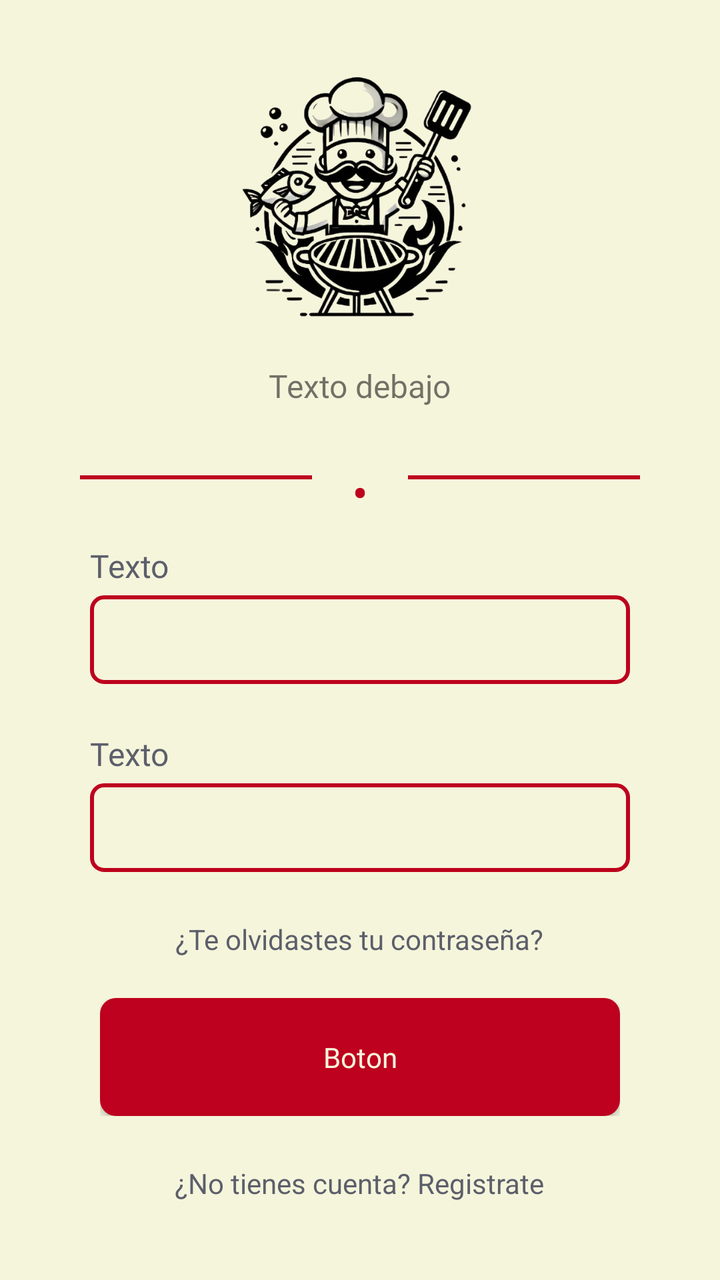
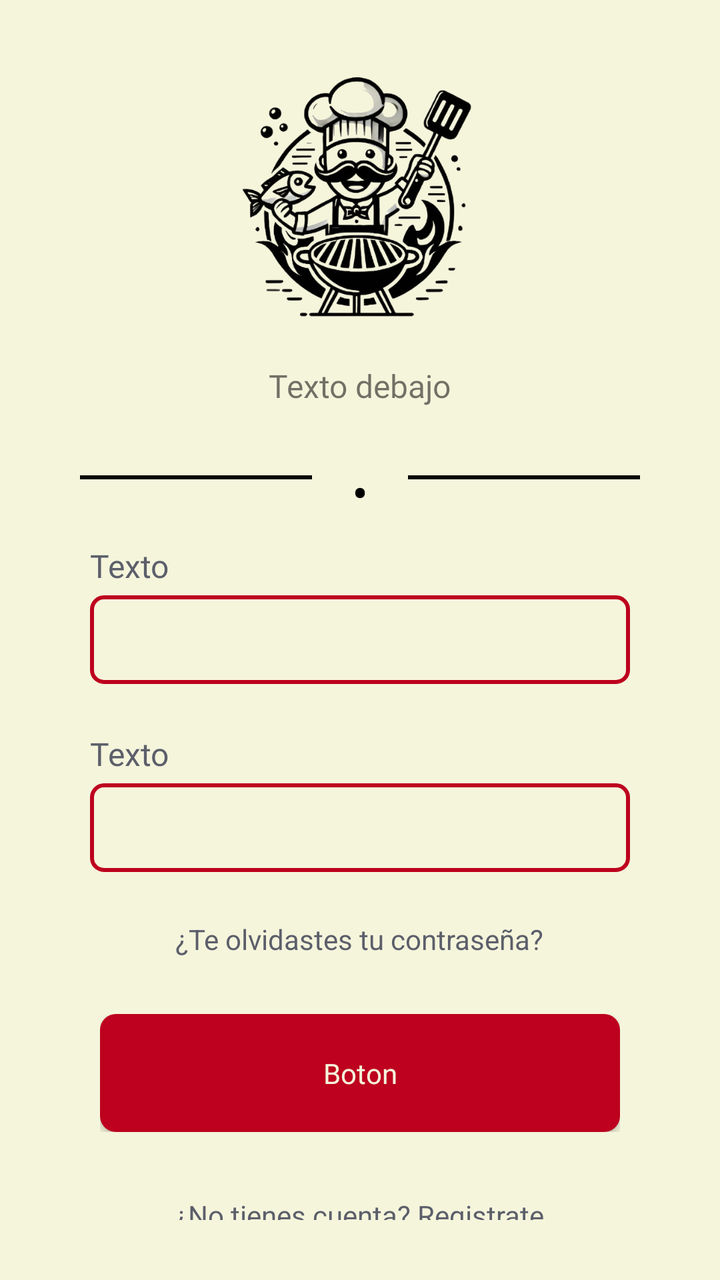

Two renders of the same Android screen: before a commit and after it. Below are the layout's source before the change and the commit's diff.
<!-- AndroidManifest.xml: application theme Theme.Practica_04 -->
<!-- res/layout/activity_1_login.xml -->
<?xml version="1.0" encoding="utf-8"?>
<LinearLayout xmlns:android="http://schemas.android.com/apk/res/android"
    android:layout_width="match_parent"
    android:layout_height="match_parent"
    android:background="@color/beige_background"
    android:orientation="vertical"
    android:gravity="center_horizontal"
    android:padding="30dp">

    <include
        android:id="@+id/textLogin"
        layout="@layout/componente_imagen_logo" />
    <LinearLayout
        android:layout_width="match_parent"
        android:layout_height="wrap_content"
        android:gravity="center"
        android:padding="10dp">

        <include
            layout="@layout/componente_lineas"/>
    </LinearLayout>


    <include
        android:id="@+id/inputLogUser"
        layout="@layout/componente_input"/>

    <include
        android:id="@+id/inputLogPass"
        layout="@layout/componente_input"/>

    <TextView
        android:id="@+id/forgotPass"
        android:layout_width="wrap_content"
        android:layout_height="wrap_content"
        android:text="¿Te olvidastes tu contraseña?"
        android:textColor="@color/gray_background"
        android:textSize="14sp"
        android:layout_marginBottom="20dp" />
    <include
        android:id="@+id/btnLogin"
        layout="@layout/componente_boton_perzonalizado"/>
    <TextView
        android:id="@+id/registerTextView"
        android:layout_width="wrap_content"
        android:layout_height="wrap_content"
        android:text="¿No tienes cuenta? Registrate"
        android:textColor="@color/gray_background"
        android:textSize="14sp"
        android:layout_marginTop="24dp"/>
</LinearLayout>
<!-- res/layout/componente_imagen_logo.xml (included above) -->
<?xml version="1.0" encoding="utf-8"?>
<LinearLayout xmlns:android="http://schemas.android.com/apk/res/android"
    android:layout_width="wrap_content"
    android:layout_height="wrap_content"
    android:orientation="vertical"
    android:gravity="center_horizontal">

    <ImageView
        android:id="@+id/logo"
        android:layout_width="136dp"
        android:layout_height="136dp"
        android:src="@drawable/logo2"
        android:contentDescription="Imagen personalizada"
        android:layout_marginBottom="16dp"/>

    <TextView
        android:id="@+id/texto"
        android:layout_width="wrap_content"
        android:layout_height="wrap_content"
        android:text="Texto debajo"
        android:textSize="16sp"
        android:fontFamily="@font/inter_semibold"
        android:layout_marginBottom="16dp"/>
</LinearLayout>
<!-- res/layout/componente_lineas.xml (included above) -->
<?xml version="1.0" encoding="utf-8"?>
<LinearLayout xmlns:android="http://schemas.android.com/apk/res/android"
    android:layout_width="match_parent"
    android:layout_height="wrap_content"
    android:orientation="horizontal">

    <View
        android:layout_width="0dp"
        android:layout_height="2dp"
        android:layout_weight="1"
        android:background="@color/red_background"
        android:layout_marginTop="8dp"
        android:layout_marginBottom="4dp" />

    <TextView
        android:layout_width="wrap_content"
        android:layout_height="wrap_content"
        android:text="•"
        android:textSize="24sp"
        android:textColor="@color/red_background"
        android:layout_marginHorizontal="20dp"
        android:gravity="center" />

    <View
        android:layout_width="0dp"
        android:layout_height="2dp"
        android:layout_weight="1"
        android:background="@color/red_background"
        android:layout_marginTop="8dp"
        android:layout_marginBottom="4dp" />
</LinearLayout>
<!-- res/layout/componente_input.xml (included above) -->
<?xml version="1.0" encoding="utf-8"?>
<LinearLayout xmlns:android="http://schemas.android.com/apk/res/android"
    android:layout_width="match_parent"
    android:layout_height="wrap_content"
    android:orientation="vertical"
    android:paddingHorizontal="15dp">

    <TextView
        android:id="@+id/labelText"
        android:layout_width="match_parent"
        android:layout_height="wrap_content"
        android:text="Texto"
        android:textColor="@color/gray_background"
        android:textSize="16sp"
        android:layout_marginBottom="4dp"
        android:fontFamily="@font/inter_medium" />

    <EditText
        android:id="@+id/editTextInput"
        android:layout_width="match_parent"
        android:layout_height="wrap_content"
        android:background="@drawable/bg_input_perzonalizado"
        android:padding="10dp"
        android:inputType="text"
        android:layout_marginBottom="24dp" />

</LinearLayout>
<!-- res/layout/componente_boton_perzonalizado.xml (included above) -->
<?xml version="1.0" encoding="utf-8"?>
<LinearLayout xmlns:android="http://schemas.android.com/apk/res/android"
    android:layout_width="match_parent"
    android:layout_height="wrap_content"
    android:paddingHorizontal="20dp">
    <Button
        android:id="@+id/customButton"
        android:layout_width="match_parent"
        android:layout_height="wrap_content"
        android:background="@drawable/bg_boton_personalizado"
        android:text="Boton"
        android:textColor="#F5F5DC"
        android:textAllCaps="false"
        android:textSize="14sp"
        android:paddingLeft="16dp"
        android:paddingRight="16dp"
        android:paddingTop="20dp"
        android:paddingBottom="20dp"
        android:fontFamily="@font/inter_medium" />


</LinearLayout>
<!-- resources referenced by this layout -->
<resources>
  <color name="beige_background">#F5F5DC</color>
  <color name="gray_background">#5C5F6A</color>
  <color name="red_background">#BD011E</color>
  <!-- drawable bg_boton_personalizado (drawable) -->
  <?xml version="1.0" encoding="utf-8"?>
  <shape xmlns:android="http://schemas.android.com/apk/res/android"
      android:shape="rectangle">
      <solid android:color="#BD011E" />
      <corners android:radius="8dp" />
  </shape>
  <!-- drawable bg_input_perzonalizado (drawable) -->
  <?xml version="1.0" encoding="utf-8"?>
  <shape xmlns:android="http://schemas.android.com/apk/res/android">
      <stroke
          android:width="2dp"
          android:color="@color/red_background"/>
      <corners android:radius="6dp"/>
      <padding
          android:left="10dp"
          android:top="10dp"
          android:right="10dp"
          android:bottom="10dp"/>
  </shape>
  <!-- drawable logo2: png bitmap (drawable, 216596 bytes) -->
  <style name="Theme.Practica_04" parent="Theme.AppCompat.Light.NoActionBar" />
</resources>

<!-- the commit's change to res/layout/activity_1_login.xml (unified diff, before → after) -->
@@ -5,6 +5,7 @@
     android:background="@color/beige_background"
     android:orientation="vertical"
     android:gravity="center_horizontal"
+    android:fitsSystemWindows="true"
     android:padding="30dp">
 
     <include
@@ -85,7 +86,7 @@
         android:layout_width="0dp"
         android:layout_height="2dp"
         android:layout_weight="1"
-        android:background="@color/red_background"
+        android:background="@color/black"
         android:layout_marginTop="8dp"
         android:layout_marginBottom="4dp" />
 
@@ -94,7 +95,7 @@
         android:layout_height="wrap_content"
         android:text="•"
         android:textSize="24sp"
-        android:textColor="@color/red_background"
+        android:textColor="@color/black"
         android:layout_marginHorizontal="20dp"
         android:gravity="center" />
 
@@ -102,7 +103,7 @@
         android:layout_width="0dp"
         android:layout_height="2dp"
         android:layout_weight="1"
-        android:background="@color/red_background"
+        android:background="@color/black"
         android:layout_marginTop="8dp"
         android:layout_marginBottom="4dp" />
 </LinearLayout>
@@ -139,7 +140,8 @@
 <LinearLayout xmlns:android="http://schemas.android.com/apk/res/android"
     android:layout_width="match_parent"
     android:layout_height="wrap_content"
-    android:paddingHorizontal="20dp">
+    android:paddingHorizontal="20dp"
+    android:layout_marginVertical="8dp">
     <Button
         android:id="@+id/customButton"
         android:layout_width="match_parent"
<!-- resource entries referenced after the edit -->
@@ -1,6 +1,7 @@
 <!-- resources referenced by this layout -->
 <resources>
   <color name="beige_background">#F5F5DC</color>
+  <color name="black">#FF000000</color>
   <color name="gray_background">#5C5F6A</color>
   <color name="red_background">#BD011E</color>
   <!-- drawable bg_boton_personalizado (drawable) -->
@@ -24,6 +25,8 @@
           android:bottom="10dp"/>
   </shape>
   <!-- drawable logo2: png bitmap (drawable, 216596 bytes) -->
-  <style name="Theme.Practica_04" parent="Theme.AppCompat.Light.NoActionBar" />
+  <style name="Theme.Practica_04" parent="Theme.AppCompat.Light.NoActionBar">
+          <item name="android:windowTranslucentStatus">true</item>
+      </style>
 </resources>
 
